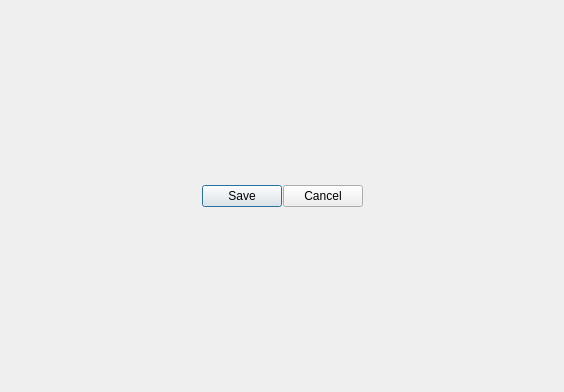
Above: FrontDesk/rabstracteditordialog.ui from End1-1/Cafe5 before the change. Below: the same form after it.
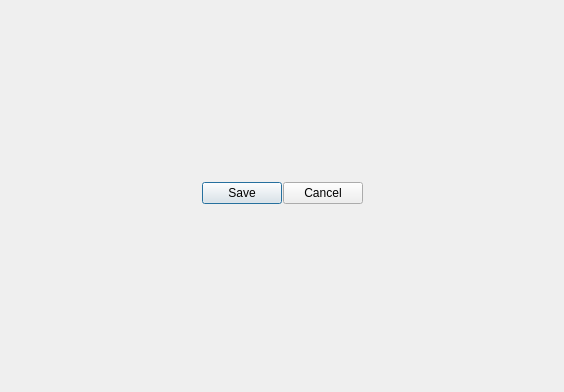
That is the form after the change.

The edit to the form file:
```diff
--- a/FrontDesk/rabstracteditordialog.ui
+++ b/FrontDesk/rabstracteditordialog.ui
@@ -27,7 +27,7 @@
     <number>1</number>
    </property>
    <property name="bottomMargin">
-    <number>1</number>
+    <number>6</number>
    </property>
    <item>
     <layout class="QVBoxLayout" name="vl"/>
```
